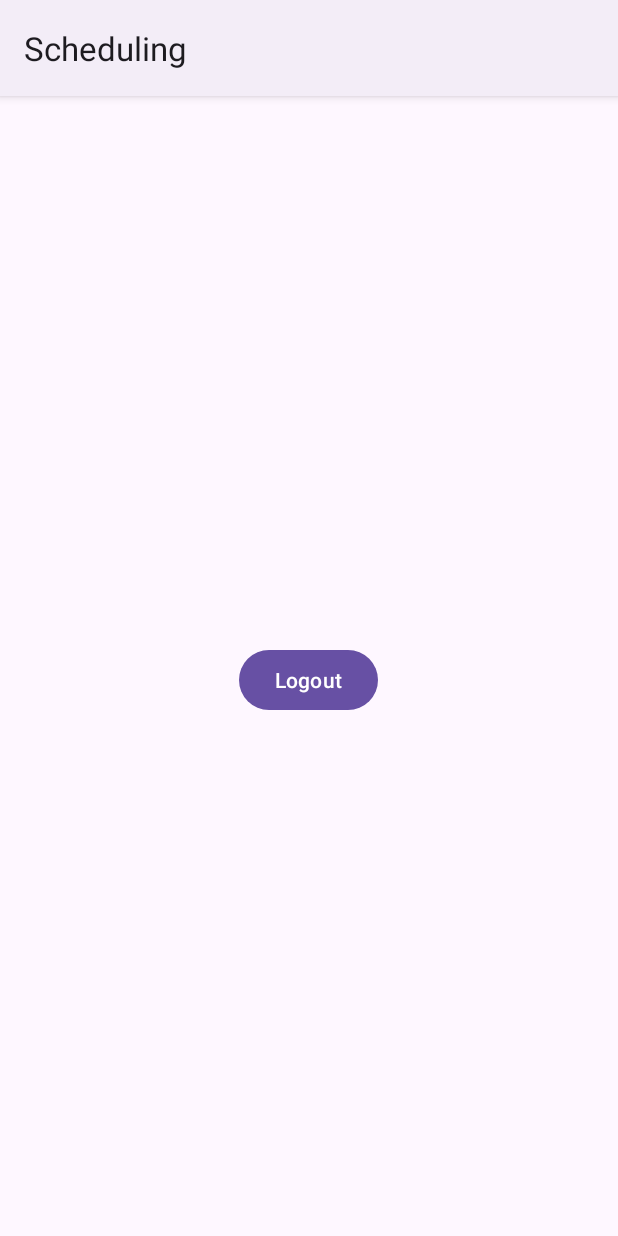
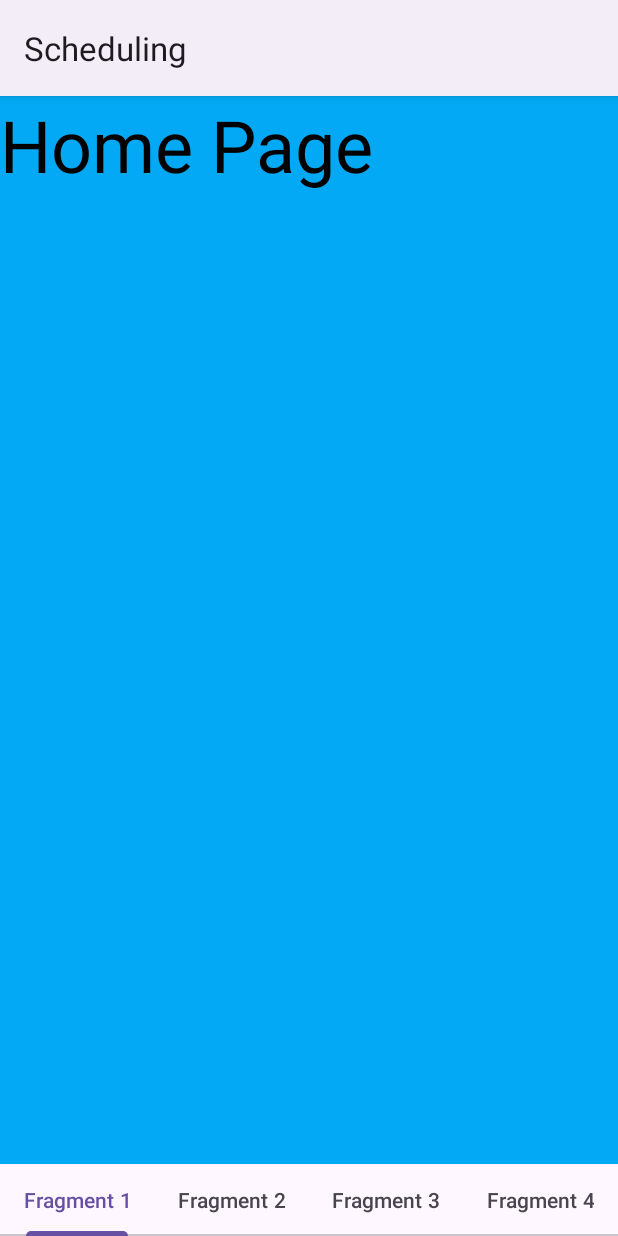
Before and after one commit to sp0603/Book-It, an Android app: the screen it shows after launch once a user with an empty profile is signed in (MainActivity), on a phone screen of 412 x 824 dp. Run offline under Robolectric (Android 15) with nearby library versions, the phone set to English and light mode, and no system bars; our stand-ins replace Firebase (no records; nobody signed in at launch, a user with empty details on screens opened directly); 2 statements that could not run were skipped.

Commit message:
added fragment layout

```diff
--- a/app/build.gradle.kts
+++ b/app/build.gradle.kts
@@ -5,7 +5,7 @@ plugins {
 
 android {
     namespace = "com.example.scheduling"
-    compileSdk = 33
+    compileSdk = 34
 
     defaultConfig {
         applicationId = "com.example.scheduling"
@@ -41,4 +41,5 @@ dependencies {
     testImplementation("junit:junit:4.13.2")
     androidTestImplementation("androidx.test.ext:junit:1.1.5")
     androidTestImplementation("androidx.test.espresso:espresso-core:3.5.1")
+    implementation("androidx.viewpager2:viewpager2:1.0.0")
 }
--- /dev/null
+++ b/app/src/main/java/com/example/scheduling/CreateEvent.java
@@ -0,0 +1,22 @@
+package com.example.scheduling;
+
+import android.os.Bundle;
+import android.view.LayoutInflater;
+import android.view.View;
+import android.view.ViewGroup;
+
+import androidx.fragment.app.Fragment;
+
+public class CreateEvent extends Fragment {
+
+    public CreateEvent() {
+        // Required empty public constructor
+    }
+
+    @Override
+    public View onCreateView(LayoutInflater inflater, ViewGroup container,
+                             Bundle savedInstanceState) {
+        // Inflate the layout for this fragment
+        return inflater.inflate(R.layout.fragment_create_event, container, false);
+    }
+}
--- /dev/null
+++ b/app/src/main/java/com/example/scheduling/HomeFragment.java
@@ -0,0 +1,23 @@
+package com.example.scheduling;
+
+import android.os.Bundle;
+import android.view.LayoutInflater;
+import android.view.View;
+import android.view.ViewGroup;
+
+import androidx.fragment.app.Fragment;
+
+
+public class HomeFragment extends Fragment {
+
+    public HomeFragment() {
+        // Required empty public constructor
+    }
+
+    @Override
+    public View onCreateView(LayoutInflater inflater, ViewGroup container,
+                             Bundle savedInstanceState) {
+        // Inflate the layout for this fragment
+        return inflater.inflate(R.layout.fragment_home_tab, container, false);
+    }
+}
--- a/app/src/main/java/com/example/scheduling/MainActivity.java
+++ b/app/src/main/java/com/example/scheduling/MainActivity.java
@@ -1,6 +1,8 @@
 package com.example.scheduling;
 
+import androidx.annotation.NonNull;
 import androidx.appcompat.app.AppCompatActivity;
+import androidx.viewpager2.widget.ViewPager2;
 
 import android.content.Intent;
 import android.os.Bundle;
@@ -8,6 +10,8 @@ import android.view.View;
 import android.widget.Button;
 import android.widget.TextView;
 
+import com.google.android.material.tabs.TabLayout;
+import com.google.android.material.tabs.TabLayoutMediator;
 import com.google.firebase.auth.FirebaseAuth;
 import com.google.firebase.auth.FirebaseUser;
 
@@ -16,6 +20,9 @@ public class MainActivity extends AppCompatActivity {
     Button button;
     TextView textView;
     FirebaseUser user;
+    ViewPager2 viewPager;
+    ViewPagerAdapter myAdapter;
+    TabLayout tabLayout;
 
     @Override
     protected void onCreate(Bundle savedInstanceState) {
@@ -23,8 +30,6 @@ public class MainActivity extends AppCompatActivity {
         setContentView(R.layout.activity_main);
 
         auth = FirebaseAuth.getInstance();
-        button = findViewById(R.id.logout);
-        textView = findViewById(R.id.user_details);
         user = auth.getCurrentUser();
         if(user == null){
             Intent intent = new Intent(getApplicationContext(), Login.class);
@@ -45,5 +50,37 @@ public class MainActivity extends AppCompatActivity {
                 finish();
             }
         });
+        //////////////
+        tabLayout = findViewById(R.id.tablayout);
+
+        myAdapter = new ViewPagerAdapter(
+                getSupportFragmentManager(),
+                getLifecycle()
+        );
+
+        // adding fragments to the list in the Adapter class
+        myAdapter.addFragment(new HomeFragment());
+        myAdapter.addFragment(new CreateEvent());
+        myAdapter.addFragment(new ContactsPage());
+        myAdapter.addFragment(new ProfileFragment());
+
+        // set the orientation in ViewPager2
+        viewPager = findViewById(R.id.viewPager2);
+        viewPager.setOrientation(ViewPager2.ORIENTATION_HORIZONTAL);
+
+        // connecting the adapter with the ViewPager2
+        viewPager.setAdapter(myAdapter);
+
+        // connecting TabLayout with ViewPager
+        new TabLayoutMediator(
+                tabLayout,
+                viewPager,
+                new TabLayoutMediator.TabConfigurationStrategy() {
+                    @Override
+                    public void onConfigureTab(@NonNull TabLayout.Tab tab, int position) {
+                        tab.setText("Fragment " + (position + 1));
+                    }
+                }
+        ).attach();
     }
 }
--- /dev/null
+++ b/app/src/main/java/com/example/scheduling/ProfileFragment.java
@@ -0,0 +1,22 @@
+package com.example.scheduling;
+
+import android.os.Bundle;
+import android.view.LayoutInflater;
+import android.view.View;
+import android.view.ViewGroup;
+
+import androidx.fragment.app.Fragment;
+
+public class ProfileFragment extends Fragment {
+
+    public ProfileFragment() {
+        // Required empty public constructor
+    }
+
+    @Override
+    public View onCreateView(LayoutInflater inflater, ViewGroup container,
+                             Bundle savedInstanceState) {
+        // Inflate the layout for this fragment
+        return inflater.inflate(R.layout.fragment_profile, container, false);
+    }
+}
--- /dev/null
+++ b/app/src/main/java/com/example/scheduling/ViewPagerAdapter.java
@@ -0,0 +1,36 @@
+package com.example.scheduling;
+
+import androidx.annotation.NonNull;
+import androidx.fragment.app.Fragment;
+import androidx.fragment.app.FragmentManager;
+import androidx.lifecycle.Lifecycle;
+import androidx.viewpager2.adapter.FragmentStateAdapter;
+
+import java.util.ArrayList;
+
+public class ViewPagerAdapter extends FragmentStateAdapter{
+
+    private ArrayList<Fragment> fragmentArrayList = new ArrayList<>();
+
+
+    public ViewPagerAdapter(@NonNull FragmentManager fragmentManager, @NonNull Lifecycle lifecycle) {
+        super(fragmentManager, lifecycle);
+    }
+
+    @NonNull
+    @Override
+    public Fragment createFragment(int position) {
+        // responsible for creating and returning a fragment for a specific position within ViewPager2
+
+        return fragmentArrayList.get(position);
+    }
+
+    @Override
+    public int getItemCount() {
+        return fragmentArrayList.size();
+    }
+
+    public void addFragment(Fragment fragment) {
+        fragmentArrayList.add(fragment);
+    }
+}
--- a/app/src/main/res/layout/activity_main.xml
+++ b/app/src/main/res/layout/activity_main.xml
@@ -1,25 +1,26 @@
 <?xml version="1.0" encoding="utf-8"?>
-<LinearLayout xmlns:android="http://schemas.android.com/apk/res/android"
+<androidx.constraintlayout.widget.ConstraintLayout xmlns:android="http://schemas.android.com/apk/res/android"
     xmlns:app="http://schemas.android.com/apk/res-auto"
     xmlns:tools="http://schemas.android.com/tools"
-    android:id="@+id/book_it_id"
     android:layout_width="match_parent"
-    android:orientation="vertical"
-    android:gravity="center"
     android:layout_height="match_parent"
     tools:context=".MainActivity">
 
-    <TextView
-        android:id="@+id/user_details"
-        android:layout_width="wrap_content"
+    <com.google.android.material.tabs.TabLayout
+        android:id="@+id/tablayout"
+        android:layout_width="0dp"
         android:layout_height="wrap_content"
-        android:text="Hello World!"/>
+        app:layout_constraintBottom_toBottomOf="parent"
+        app:layout_constraintEnd_toEndOf="parent"
+        app:layout_constraintStart_toStartOf="parent" />
 
-    <Button
-        android:text="@string/logout"
-        android:id="@+id/logout"
-        android:layout_width="wrap_content"
-        android:layout_height="wrap_content" />
+    <androidx.viewpager2.widget.ViewPager2
+        android:id="@+id/viewPager2"
+        android:layout_width="0dp"
+        android:layout_height="0dp"
+        app:layout_constraintBottom_toTopOf="@+id/tablayout"
+        app:layout_constraintEnd_toEndOf="parent"
+        app:layout_constraintStart_toStartOf="parent"
+        app:layout_constraintTop_toTopOf="parent" />
 
-
-</LinearLayout>
+</androidx.constraintlayout.widget.ConstraintLayout>
--- /dev/null
+++ b/app/src/main/res/layout/fragment_home_tab.xml
@@ -0,0 +1,17 @@
+<?xml version="1.0" encoding="utf-8"?>
+<FrameLayout xmlns:android="http://schemas.android.com/apk/res/android"
+    xmlns:tools="http://schemas.android.com/tools"
+    android:layout_width="match_parent"
+    android:layout_height="match_parent"
+    android:background="#03A9F4"
+    tools:context=".HomeFragment">
+
+    <!-- TODO: Update blank fragment layout -->
+    <TextView
+        android:textSize="48sp"
+        android:textColor="@color/black"
+        android:layout_width="match_parent"
+        android:layout_height="match_parent"
+        android:text="Home Page" />
+
+</FrameLayout>
```
Also changed, not shown: app/src/main/java/com/example/scheduling/ContactsPage.java (added, +75 -0 lines), app/src/main/java/com/example/scheduling/ListItemAdapter.java (added, +78 -0 lines), app/src/main/java/com/example/scheduling/User.java (added, +41 -0 lines), app/src/main/res/layout/fragment_contacts_page.xml (added, +14 -0 lines), app/src/main/res/layout/fragment_create_event.xml (added, +17 -0 lines), app/src/main/res/layout/fragment_profile.xml (added, +17 -0 lines), app/src/main/res/layout/list_item_layout.xml (added, +41 -0 lines), app/src/main/res/drawable/profileimg.png (added), 1 other file.
